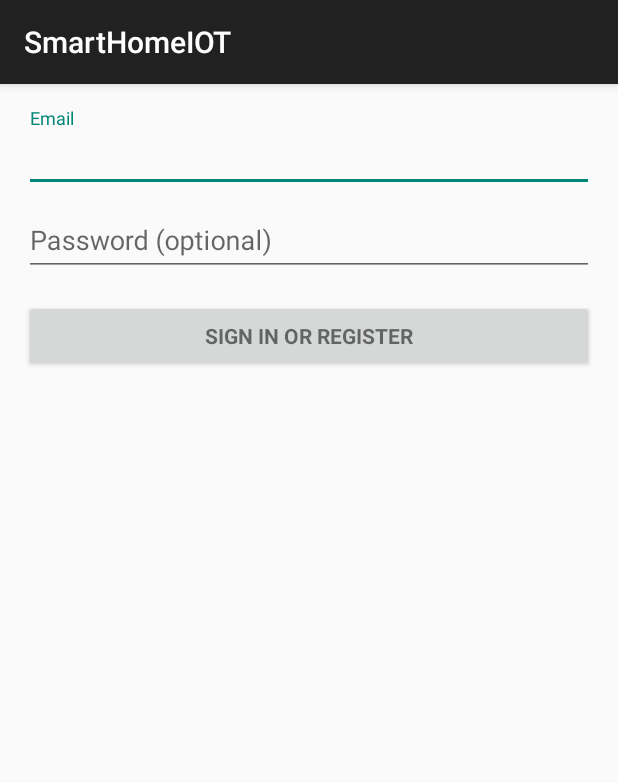
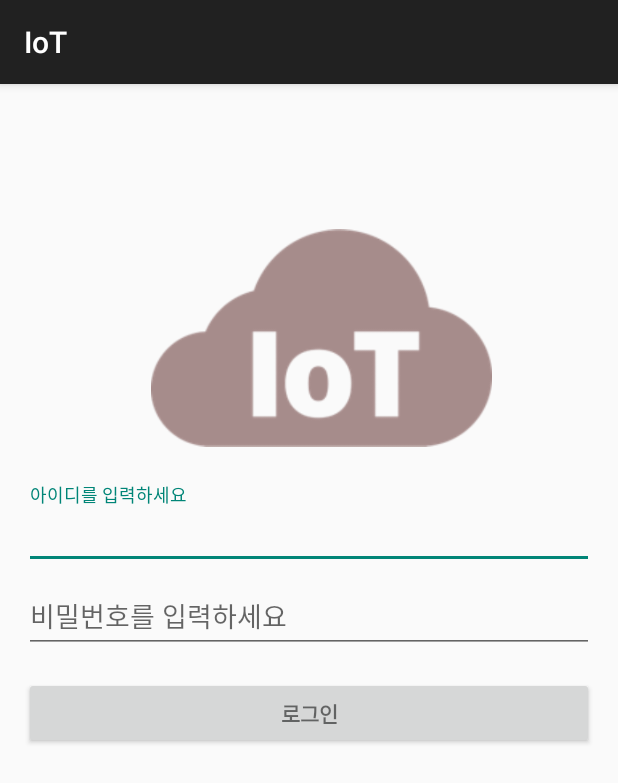
Before and after one commit to Chokyungsun/SmartHomeIOT, an Android app: the screen it shows after launch (LoginActivity), after a tap on "로그인", on a phone screen of 412 x 824 dp. Shown: the top 783 px of the screen. Run offline under Robolectric (Android 15) with nearby library versions, the phone set to English and light mode, and no system bars; 2 statements that could not run were skipped.

Commit message:
로그인 화면 로고/ 아이콘 수정

```diff
--- a/app/src/main/AndroidManifest.xml
+++ b/app/src/main/AndroidManifest.xml
@@ -9,8 +9,8 @@
 
     <application
         android:allowBackup="true"
-        android:icon="@mipmap/ic_launcher"
-        android:label="@string/app_name"
+        android:icon="@drawable/logo"
+        android:label="IoT"
         android:roundIcon="@mipmap/ic_launcher_round"
         android:supportsRtl="true"
         android:theme="@style/AppTheme">
--- a/app/src/main/java/com/example/smarthomeiot/IntroActivity.java
+++ b/app/src/main/java/com/example/smarthomeiot/IntroActivity.java
@@ -8,8 +8,8 @@ public class IntroActivity extends Activity {
     protected void onCreate(Bundle savedInstanceState) {
     super.onCreate(savedInstanceState);
 
-        try {
-        Thread.sleep(3000); // 2초 인트로 화면 보여주기
+    try {
+        Thread.sleep(3000); // 3초 인트로 화면 보여주기
 
     } catch (InterruptedException e) {
         e.printStackTrace();
--- a/app/src/main/res/drawable/background_intro.xml
+++ b/app/src/main/res/drawable/background_intro.xml
@@ -8,6 +8,6 @@
     <item>
         <bitmap
             android:gravity="center"
-            android:src="@drawable/mon1"/>
+            android:src="@drawable/logo"/>
     </item>
 </layer-list>
--- a/app/src/main/res/layout/activity_login.xml
+++ b/app/src/main/res/layout/activity_login.xml
@@ -1,5 +1,6 @@
 <?xml version="1.0" encoding="utf-8"?>
 <LinearLayout xmlns:android="http://schemas.android.com/apk/res/android"
+    xmlns:app="http://schemas.android.com/apk/res-auto"
     xmlns:tools="http://schemas.android.com/tools"
     android:layout_width="match_parent"
     android:layout_height="match_parent"
@@ -12,18 +13,34 @@
     tools:context=".LoginActivity">
 
     <!-- Login progress -->
+    <ImageView
+        android:id="@+id/iot2"
+        android:layout_width="227dp"
+        android:layout_height="180dp"
+        android:layout_marginStart="16dp"
+        android:layout_marginTop="63dp"
+        android:layout_marginEnd="7dp"
+        android:layout_marginBottom="8dp"
+        app:layout_constraintBottom_toBottomOf="parent"
+        app:layout_constraintEnd_toEndOf="parent"
+        app:layout_constraintHorizontal_bias="1.0"
+        app:layout_constraintStart_toStartOf="parent"
+        app:layout_constraintTop_toTopOf="parent"
+        app:layout_constraintVertical_bias="0.0"
+        app:srcCompat="@drawable/pic" />
+
     <ProgressBar
         android:id="@+id/login_progress"
         style="?android:attr/progressBarStyleLarge"
         android:layout_width="wrap_content"
-        android:layout_height="wrap_content"
+        android:layout_height="93dp"
         android:layout_marginBottom="8dp"
         android:visibility="gone" />
 
     <ScrollView
         android:id="@+id/login_form"
         android:layout_width="match_parent"
-        android:layout_height="698dp">
+        android:layout_height="272dp">
 
         <LinearLayout
             android:id="@+id/email_login_form"
@@ -38,8 +55,8 @@
                 <AutoCompleteTextView
                     android:id="@+id/email"
                     android:layout_width="match_parent"
-                    android:layout_height="wrap_content"
-                    android:hint="@string/prompt_email"
+                    android:layout_height="match_parent"
+                    android:hint="아이디를 입력하세요"
                     android:inputType="textEmailAddress"
                     android:maxLines="1"
                     android:singleLine="true" />
@@ -54,7 +71,7 @@
                     android:id="@+id/password"
                     android:layout_width="match_parent"
                     android:layout_height="wrap_content"
-                    android:hint="@string/prompt_password"
+                    android:hint="비밀번호를 입력하세요"
                     android:imeActionId="6"
                     android:imeActionLabel="@string/action_sign_in_short"
                     android:imeOptions="actionUnspecified"
@@ -70,7 +87,7 @@
                 android:layout_width="match_parent"
                 android:layout_height="wrap_content"
                 android:layout_marginTop="16dp"
-                android:text="@string/action_sign_in"
+                android:text="로그인"
                 android:textStyle="bold" />
 
         </LinearLayout>
```
Also changed, not shown: app/src/main/res/layout/activity_main.xml (+20 -21 lines), app/src/main/res/drawable-v24/mon1.jpg (deleted), app/src/main/res/drawable-v24/pic.png (added), app/src/main/res/drawable/logo.png (added).
